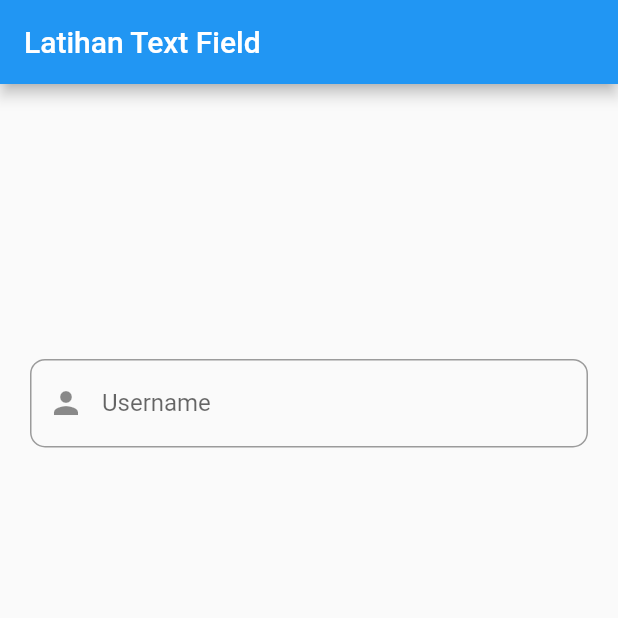
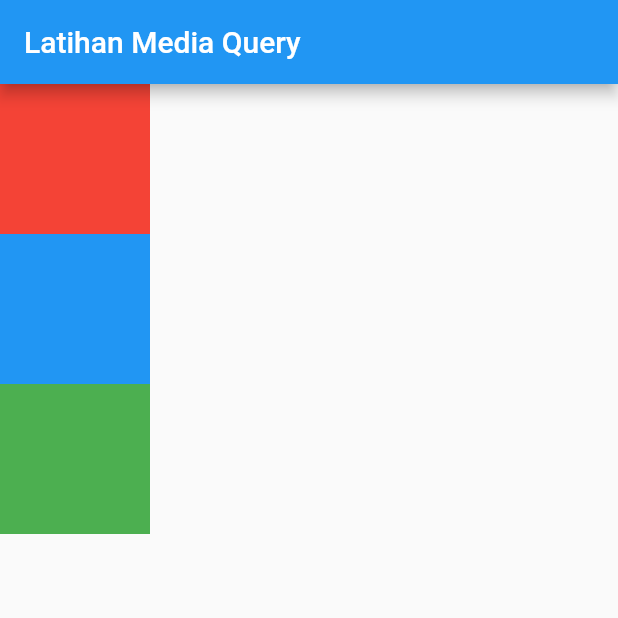
Before and after one commit to askaerlangga/belajar_flutter_dasar, a Flutter app: the screen it shows after launch, on a phone screen of 412 x 824 dp, the top half of it. Run offline on Flutter 3.47's test engine with Material 2 defaults, Android fonts, the phone set to English and light mode, and no system bars.

Commit message:
MediaQuery Responsive App

```diff
--- a/lib/main.dart
+++ b/lib/main.dart
@@ -1,49 +1,16 @@
+import 'package:belajar_flutter_dasar/main_page.dart';
 import 'package:flutter/material.dart';
 
 void main() {
   runApp(MyApp());
 }
-
-class MyApp extends StatefulWidget {
-  const MyApp({Key? key}) : super(key: key);
-
-  @override
-  _MyAppState createState() => _MyAppState();
-}
-
-class _MyAppState extends State<MyApp> {
-  TextEditingController controlText = TextEditingController();
+class MyApp extends StatelessWidget {
+  const MyApp({ Key? key }) : super(key: key);
 
   @override
   Widget build(BuildContext context) {
     return MaterialApp(
-        home: Scaffold(
-      appBar: AppBar(
-        title: Text('Latihan Text Field'),
-      ),
-      body: Container(
-        margin: EdgeInsets.all(20),
-        child: Column(
-          mainAxisAlignment: MainAxisAlignment.spaceAround,
-          children: <Widget>[
-            TextField(
-              decoration: InputDecoration(
-                // icon: Icon(Icons.person),
-                prefixIcon: Icon(Icons.person),
-                hintText: 'Username',
-                border: OutlineInputBorder(borderRadius: BorderRadius.circular(10.0)),
-              ),
-              // obscureText: true,
-              // maxLength: 10,
-              onChanged: (value) {
-                setState(() {});
-              },
-              controller: controlText,
-            ),
-            Text(controlText.text),
-          ],
-        ),
-      ),
-    ));
+      home: MainPage(),
+    );
   }
 }
--- /dev/null
+++ b/lib/main_page.dart
@@ -0,0 +1,31 @@
+import 'package:flutter/material.dart';
+
+class MainPage extends StatelessWidget {
+  const MainPage({Key? key}) : super(key: key);
+
+  @override
+  Widget build(BuildContext context) {
+    return Scaffold(
+        appBar: AppBar(title: Text('Latihan Media Query')),
+        // body: Container(
+        //   color: Colors.red,
+        //   width: MediaQuery.of(context).size.width / 2,
+        //   height: MediaQuery.of(context).size.height / 2,
+        // ),
+        body: (MediaQuery.of(context).orientation == Orientation.portrait)
+            ? Column(
+                children: generateContainer,
+              )
+            : Row(
+              children: generateContainer,
+            ));
+  }
+
+  List<Widget> get generateContainer {
+    return <Widget>[
+      Container(color: Colors.red, width: 100, height: 100),
+      Container(color: Colors.blue, width: 100, height: 100),
+      Container(color: Colors.green, width: 100, height: 100),
+    ];
+  }
+}
```
